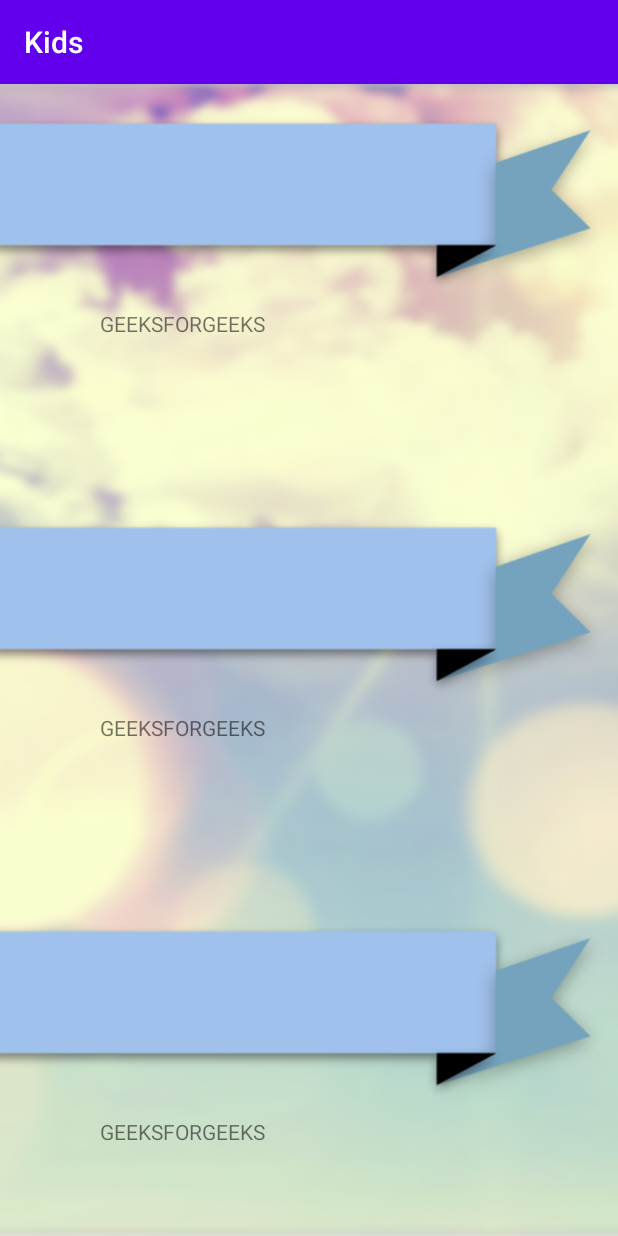
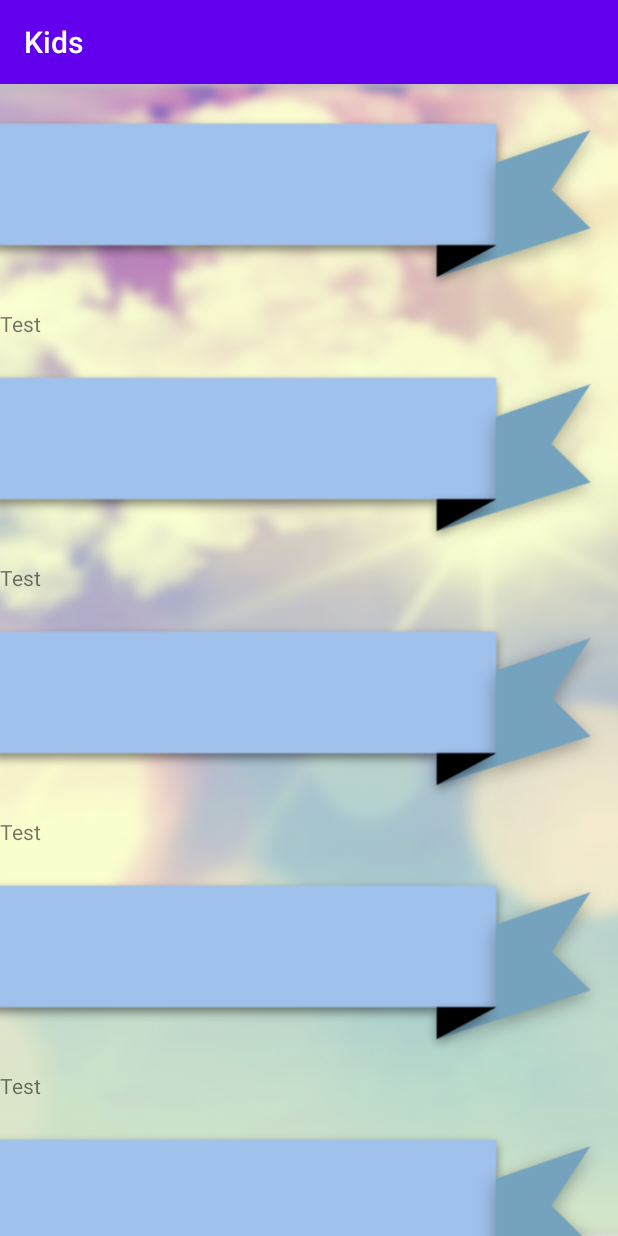
Before and after one commit to Hacivat/kotlin-contents, an Android app: the screen it shows after launch (MainActivity), on a phone screen of 412 x 824 dp. Run offline under Robolectric (Android 15) with nearby library versions, the phone set to English and light mode, and no system bars.

Commit message:
change example test

```diff
--- a/app/src/main/java/com/example/kids/MainActivity.kt
+++ b/app/src/main/java/com/example/kids/MainActivity.kt
@@ -41,9 +41,9 @@ class MainActivity : AppCompatActivity() {
                 LinearLayout.LayoutParams.MATCH_PARENT,
                 LinearLayout.LayoutParams.WRAP_CONTENT
             )
-            lpText.setMargins(100, 0, 0, 150)
+            lpText.setMargins(0, 0, 0, 0)
             textView.layoutParams = lpText
-            textView.text = "GEEKSFORGEEKS"
+            textView.text = "Test"
 
             linearLayout?.addView(imageView)
             linearLayout?.addView(textView)
```
